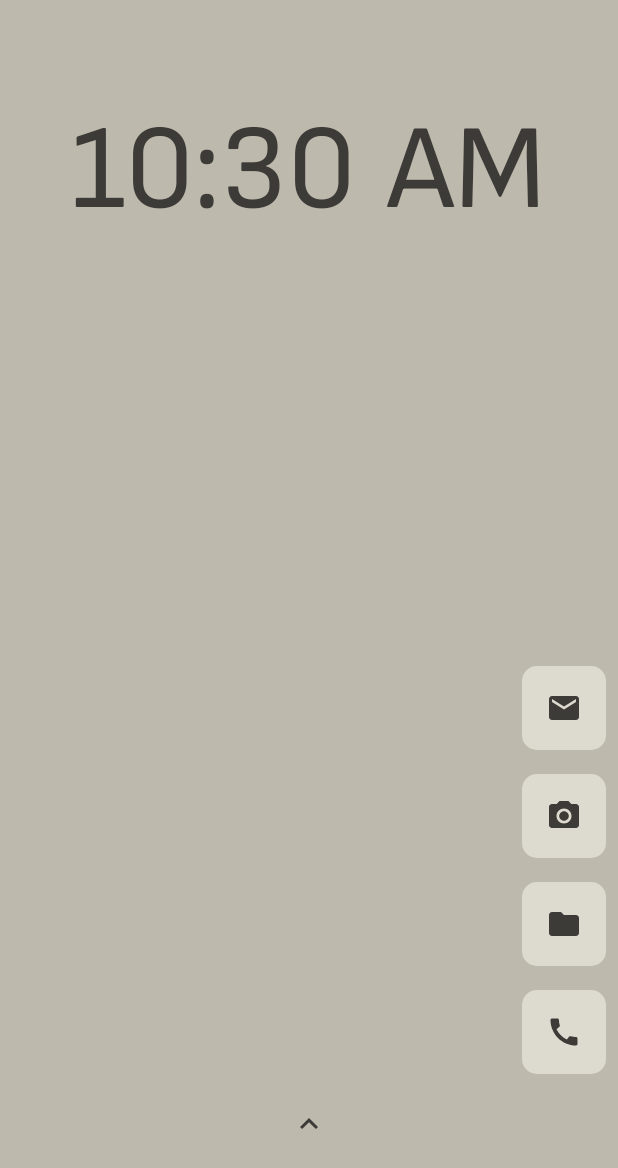
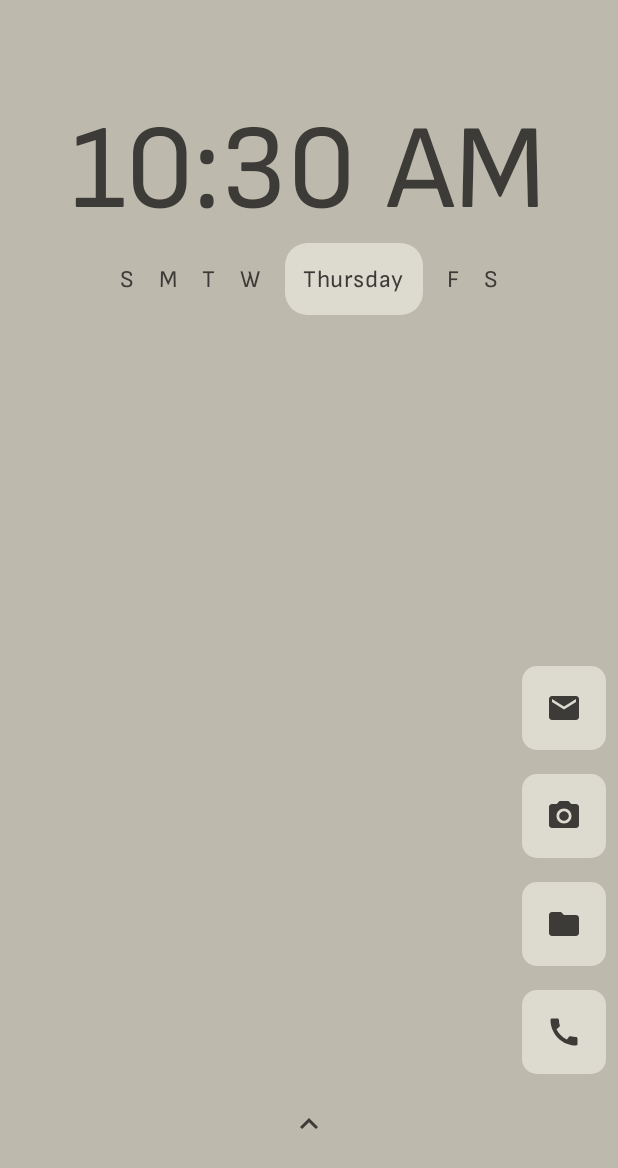
Before and after one commit to Juansebas064/Trabajo-de-grado, an Android app built with Jetpack Compose: the MainActivity screen opened directly, with no data from a screen before it, on a phone screen of 412 x 824 dp. Shown: the top 1168 px of the screen. Run offline under Robolectric (Android 15) with nearby library versions, the light colour scheme and no system bars; our stand-ins replace Room's generated code, accompanist.

Commit message:
Add day of the week indicator

```diff
--- a/app/src/main/java/com/brightbox/hourglass/view/home/components/ClockComponent.kt
+++ b/app/src/main/java/com/brightbox/hourglass/view/home/components/ClockComponent.kt
@@ -1,39 +1,23 @@
 package com.brightbox.hourglass.view.home.components
 
-import android.content.Intent
-import android.provider.AlarmClock
 import android.text.format.DateUtils
-import android.widget.TextClock
-import androidx.compose.foundation.border
 import androidx.compose.foundation.clickable
-import androidx.compose.foundation.layout.Box
-import androidx.compose.foundation.layout.padding
-import androidx.compose.foundation.shape.RoundedCornerShape
 import androidx.compose.material3.MaterialTheme
 import androidx.compose.material3.Text
 import androidx.compose.runtime.Composable
-import androidx.compose.runtime.LaunchedEffect
-import androidx.compose.runtime.mutableLongStateOf
-import androidx.compose.runtime.remember
 import androidx.compose.ui.Modifier
-import androidx.compose.ui.draw.clip
-import androidx.compose.ui.graphics.Color
 import androidx.compose.ui.platform.LocalContext
-import androidx.compose.ui.unit.dp
-import com.brightbox.hourglass.view.theme.LocalSpacing
-import com.brightbox.hourglass.viewmodel.AppsViewModel
-import kotlinx.coroutines.delay
 
 @Composable
 fun ClockComponent(
-    currentTimeMillis: Long,
+    currentTime: Long,
     onClick: () -> Unit,
     modifier: Modifier = Modifier,
 ) {
     Text(
         text = DateUtils.formatDateTime(
             LocalContext.current,
-            currentTimeMillis,
+            currentTime,
             DateUtils.FORMAT_SHOW_TIME
         ),
         modifier = Modifier
--- /dev/null
+++ b/app/src/main/java/com/brightbox/hourglass/view/home/components/DaysOfWeekComponent.kt
@@ -0,0 +1,50 @@
+package com.brightbox.hourglass.view.home.components
+
+import androidx.compose.foundation.clickable
+import androidx.compose.foundation.layout.Arrangement
+import androidx.compose.foundation.layout.Row
+import androidx.compose.foundation.layout.padding
+import androidx.compose.material3.MaterialTheme
+import androidx.compose.material3.Text
+import androidx.compose.runtime.Composable
+import androidx.compose.ui.Alignment
+import androidx.compose.ui.Modifier
+import androidx.compose.ui.unit.dp
+import com.brightbox.hourglass.view.theme.LocalSpacing
+
+@Composable
+fun DaysOfWeekComponent(
+    currentDay: String,
+    onClick: () -> Unit,
+    modifier: Modifier = Modifier
+) {
+    val spacing = LocalSpacing.current
+    val daysOfWeek = listOf("Sun", "Mon", "Tue", "Wed", "Thu", "Fri", "Sat")
+    Row(
+        verticalAlignment = Alignment.CenterVertically,
+        horizontalArrangement = Arrangement.spacedBy(spacing.spaceMedium),
+        modifier = modifier
+            .clickable {
+                onClick()
+            }
+    ) {
+        daysOfWeek.forEach { day ->
+            if (currentDay.startsWith(day)) {
+                PilledTextButtonComponent(
+                    text = currentDay,
+                    textColor = MaterialTheme.colorScheme.onSurface,
+                    textStyle = MaterialTheme.typography.bodyMedium,
+                    backgroundColor = MaterialTheme.colorScheme.surface,
+                    onClick = { onClick() },
+                )
+            }
+            else {
+                Text(
+                    text = "${day[0]}",
+                    color = MaterialTheme.colorScheme.onBackground,
+                    style = MaterialTheme.typography.bodyMedium
+                )
+            }
+        }
+    }
+}
--- a/app/src/main/java/com/brightbox/hourglass/view/home/components/PilledTextButtonComponent.kt
+++ b/app/src/main/java/com/brightbox/hourglass/view/home/components/PilledTextButtonComponent.kt
@@ -26,7 +26,7 @@ fun PilledTextButtonComponent(
             onClick()
         },
         modifier = Modifier
-            .clip(RoundedCornerShape(20.dp))
+            .clip(RoundedCornerShape(15.dp))
             .background(backgroundColor)
     ) {
         Text(
--- a/app/src/main/java/com/brightbox/hourglass/view/home/pages/tasks_page/DateAndTimeView.kt
+++ b/app/src/main/java/com/brightbox/hourglass/view/home/pages/tasks_page/DateAndTimeView.kt
@@ -2,17 +2,24 @@ package com.brightbox.hourglass.view.home.pages.tasks_page
 
 import android.content.Intent
 import android.provider.AlarmClock
+import android.text.format.DateUtils
+import androidx.compose.foundation.border
 import androidx.compose.foundation.layout.Box
+import androidx.compose.foundation.layout.Column
 import androidx.compose.foundation.layout.padding
 import androidx.compose.foundation.shape.RoundedCornerShape
 import androidx.compose.runtime.Composable
 import androidx.compose.runtime.LaunchedEffect
 import androidx.compose.runtime.mutableLongStateOf
 import androidx.compose.runtime.remember
+import androidx.compose.ui.Alignment
 import androidx.compose.ui.Modifier
 import androidx.compose.ui.draw.clip
+import androidx.compose.ui.graphics.Color
+import androidx.compose.ui.platform.LocalContext
 import androidx.compose.ui.unit.dp
 import com.brightbox.hourglass.view.home.components.ClockComponent
+import com.brightbox.hourglass.view.home.components.DaysOfWeekComponent
 import com.brightbox.hourglass.view.theme.LocalSpacing
 import com.brightbox.hourglass.viewmodel.AppsViewModel
 import kotlinx.coroutines.delay
@@ -35,20 +42,34 @@ fun DateAndTimeView(
         }
     }
 
-    Box(
+    Column(
+        horizontalAlignment = Alignment.CenterHorizontally,
         modifier = Modifier
             .clip(RoundedCornerShape(10.dp))
-            .padding(vertical = spacing.spaceExtraLarge, horizontal = spacing.spaceLarge)
+            .padding(vertical = spacing.spaceExtraLarge)
+
 
     ) {
         ClockComponent(
-            currentTimeMillis = currentTimeMillis.longValue,
+            currentTime = currentTimeMillis.longValue,
             onClick = {
                 appsViewModel.openApp(Intent(AlarmClock.ACTION_SHOW_ALARMS))
             }
         )
 
-
+        DaysOfWeekComponent(
+            currentDay = DateUtils.formatDateTime(
+                LocalContext.current,
+                currentTimeMillis.longValue,
+                DateUtils.FORMAT_SHOW_WEEKDAY
+            ),
+            onClick = {
+                appsViewModel.openApp(
+                    Intent(Intent.ACTION_MAIN)
+                        .addCategory(Intent.CATEGORY_APP_CALENDAR)
+                )
+            }
+        )
 
     }
 
```
